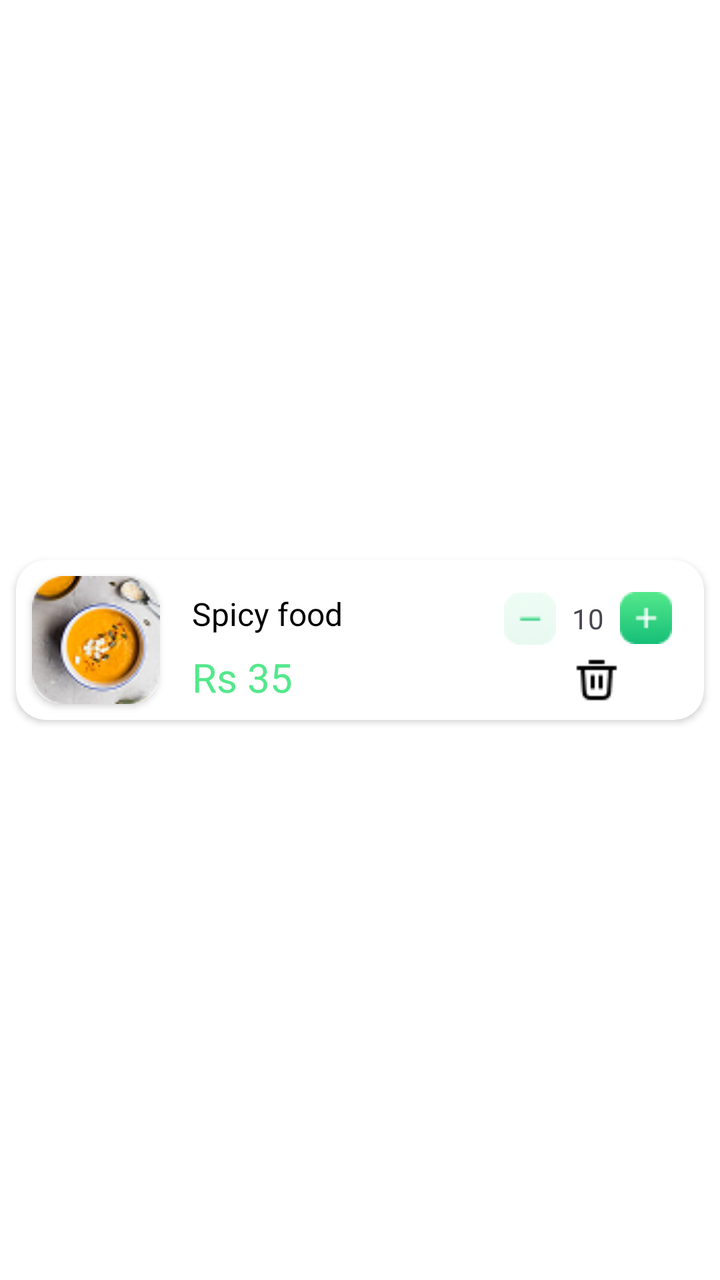
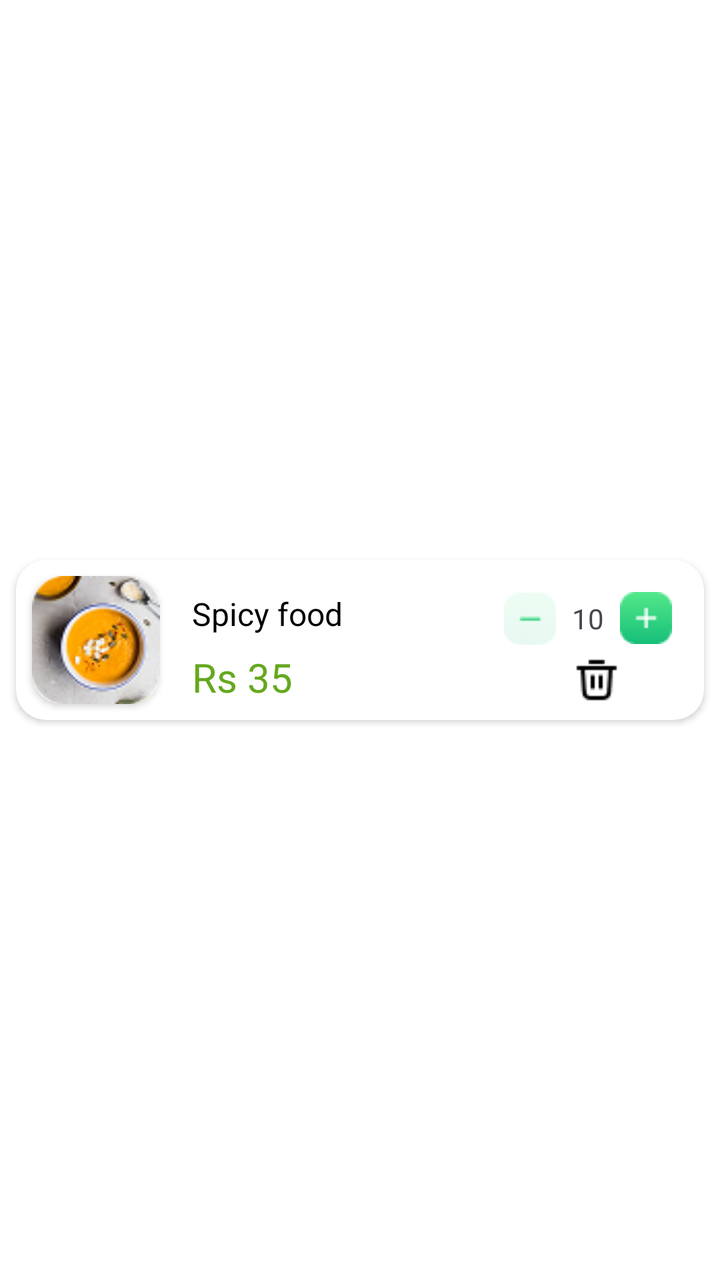

Screens rendered from an Android XML layout before and after an edit, with the pre-edit source and the edit as a unified diff.
<!-- AndroidManifest.xml: application theme Theme.Admin -->
<!-- res/layout/item_item.xml -->
<?xml version="1.0" encoding="utf-8"?>
<androidx.constraintlayout.widget.ConstraintLayout xmlns:android="http://schemas.android.com/apk/res/android"
    xmlns:app="http://schemas.android.com/apk/res-auto"
    android:layout_width="match_parent"
    android:layout_height="wrap_content">

    <androidx.cardview.widget.CardView
        android:layout_width="0dp"
        app:cardCornerRadius="15dp"
        android:elevation="2dp"
        android:layout_marginTop="8dp"
        android:layout_marginBottom="8dp"
        android:layout_marginEnd="8dp"
        android:layout_marginStart="8dp"
        android:layout_height="wrap_content"
        app:layout_constraintBottom_toBottomOf="parent"
        app:layout_constraintEnd_toEndOf="parent"
        app:layout_constraintStart_toStartOf="parent"
        app:layout_constraintTop_toTopOf="parent">

        <androidx.constraintlayout.widget.ConstraintLayout
            android:layout_width="match_parent"
            android:layout_height="match_parent">

            <androidx.cardview.widget.CardView
                android:id="@+id/cardView2"
                android:layout_width="wrap_content"
                android:layout_height="wrap_content"
                android:layout_marginStart="8dp"
                android:layout_marginTop="8dp"

                android:layout_marginBottom="8dp"
                app:cardCornerRadius="15dp"
                app:layout_constraintBottom_toBottomOf="parent"
                app:layout_constraintStart_toStartOf="parent"
                app:layout_constraintTop_toTopOf="parent">

                <ImageView
                    android:id="@+id/foodimageview"
                    android:layout_width="64dp"
                    android:layout_height="64dp"
                    android:scaleType="centerCrop"
                    android:src="@drawable/menu1" />

            </androidx.cardview.widget.CardView>

            <TextView
                android:id="@+id/foodnametextview"
                android:layout_width="wrap_content"
                android:layout_height="wrap_content"
                android:layout_marginStart="16dp"
                android:layout_marginTop="16dp"
                android:text="Spicy food"
                android:textColor="@color/black"
                android:textSize="16sp"
                app:layout_constraintStart_toEndOf="@+id/cardView2"
                app:layout_constraintTop_toTopOf="parent" />

            <TextView
                android:id="@+id/foodpricetextveiw"
                android:layout_width="wrap_content"
                android:layout_height="wrap_content"
                android:layout_marginStart="16dp"
                android:text="Rs 35"
                android:textColor="@color/textcolor"
                android:textSize="20sp"
                app:layout_constraintBottom_toBottomOf="@+id/cardView2"
                app:layout_constraintStart_toEndOf="@+id/cardView2" />

            <ImageButton
                android:id="@+id/minusButton"
                android:layout_width="wrap_content"
                android:layout_height="wrap_content"
                android:layout_marginEnd="8dp"
                android:background="@android:color/transparent"
                android:src="@drawable/minusitembutton"
                app:layout_constraintBottom_toBottomOf="@+id/quantityTextview"
                app:layout_constraintEnd_toStartOf="@+id/quantityTextview"
                app:layout_constraintTop_toTopOf="@+id/quantityTextview" />

            <ImageButton
                android:id="@+id/increasebutton"
                android:layout_width="wrap_content"
                android:layout_height="wrap_content"
                android:layout_marginTop="16dp"
                android:src="@drawable/additembutton"
                android:background="@android:color/transparent"
                android:layout_marginEnd="16dp"
                app:layout_goneMarginTop="16dp"
                app:layout_constraintEnd_toEndOf="parent"
                app:layout_constraintTop_toTopOf="parent" />

            <TextView
                android:id="@+id/quantityTextview"
                android:layout_width="wrap_content"
                android:layout_height="wrap_content"
                android:text="10"
                android:layout_marginEnd="8dp"
                app:layout_constraintBottom_toBottomOf="@+id/increasebutton"
                app:layout_constraintEnd_toStartOf="@+id/increasebutton"
                app:layout_constraintTop_toTopOf="@+id/increasebutton" />

            <ImageButton
                android:id="@+id/trashbutton"
                android:layout_width="wrap_content"
                android:layout_height="wrap_content"
                android:layout_marginTop="4dp"
                android:layout_marginBottom="8dp"
                android:background="@android:color/transparent"
                android:src="@drawable/trashbutton"
                app:layout_constraintBottom_toBottomOf="parent"
                app:layout_constraintEnd_toEndOf="parent"
                app:layout_constraintHorizontal_bias="0.453"
                app:layout_constraintStart_toStartOf="@+id/minusButton"
                app:layout_constraintTop_toBottomOf="@+id/minusButton"
                app:layout_constraintVertical_bias="1.0" />

        </androidx.constraintlayout.widget.ConstraintLayout>
    </androidx.cardview.widget.CardView>

</androidx.constraintlayout.widget.ConstraintLayout>
<!-- resources referenced by this layout -->
<resources>
  <color name="black">#FF000000</color>
  <color name="textcolor">#53E88B</color>
  <!-- drawable additembutton: png bitmap (drawable, 1182 bytes) -->
  <!-- drawable menu1: png bitmap (drawable, 10167 bytes) -->
  <!-- drawable minusitembutton: png bitmap (drawable, 1262 bytes) -->
  <!-- drawable trashbutton: png bitmap (drawable, 336 bytes) -->
  <style name="Theme.Admin" parent="Base.Theme.Admin" />
  <style name="Base.Theme.Admin" parent="Theme.Material3.DayNight.NoActionBar">
          <item name="colorPrimary">#4CAF50</item>
          <item name="colorPrimaryVariant">#388E3C</item>
          <item name="colorOnPrimary">@android:color/white</item>
          <item name="android:windowBackground">@color/white</item>
      </style>
  <color name="white">#FFFFFFFF</color>
</resources>

<!-- the commit's change to res/layout/item_item.xml (unified diff, before → after) -->
@@ -62,7 +62,7 @@
                 android:layout_height="wrap_content"
                 android:layout_marginStart="16dp"
                 android:text="Rs 35"
-                android:textColor="@color/textcolor"
+                android:textColor="@color/green_button"
                 android:textSize="20sp"
                 app:layout_constraintBottom_toBottomOf="@+id/cardView2"
                 app:layout_constraintStart_toEndOf="@+id/cardView2" />
<!-- resource entries referenced after the edit -->
@@ -1,7 +1,7 @@
 <!-- resources referenced by this layout -->
 <resources>
   <color name="black">#FF000000</color>
-  <color name="textcolor">#53E88B</color>
+  <color name="green_button">#65A81F</color>
   <!-- drawable additembutton: png bitmap (drawable, 1182 bytes) -->
   <!-- drawable menu1: png bitmap (drawable, 10167 bytes) -->
   <!-- drawable minusitembutton: png bitmap (drawable, 1262 bytes) -->
